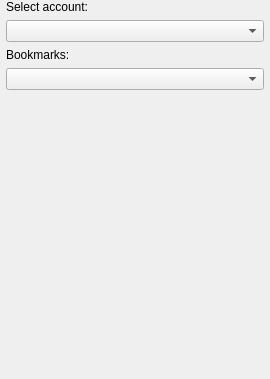
The window that src/corelayers/joingroupchatdlg/joingroupchat.ui (euroelessar/qutim) describes before a commit, drawn with Qt 5.
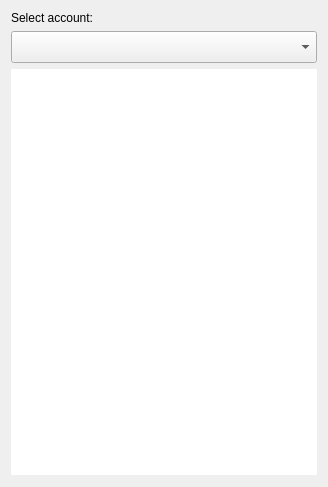
The same window after the commit. Custom widgets are drawn as their Qt base class.

Commit message: Vista style joingroupchat dialog (=

Patch:
```diff
--- a/src/corelayers/joingroupchatdlg/joingroupchat.ui
+++ b/src/corelayers/joingroupchatdlg/joingroupchat.ui
@@ -6,71 +6,65 @@
    <rect>
     <x>0</x>
     <y>0</y>
-    <width>270</width>
-    <height>379</height>
+    <width>328</width>
+    <height>487</height>
    </rect>
   </property>
   <property name="windowTitle">
    <string>Join groupchat</string>
   </property>
   <layout class="QVBoxLayout" name="verticalLayout">
-   <property name="spacing">
-    <number>0</number>
-   </property>
-   <property name="leftMargin">
-    <number>0</number>
-   </property>
-   <property name="topMargin">
-    <number>0</number>
-   </property>
-   <property name="rightMargin">
-    <number>0</number>
-   </property>
    <property name="bottomMargin">
     <number>6</number>
    </property>
-   <item>
-    <widget class="qutim_sdk_0_3::ActionToolBar" name="toolBar" native="true"/>
-   </item>
-   <item>
-    <layout class="QVBoxLayout" name="verticalLayout_2">
-     <property name="spacing">
-      <number>6</number>
-     </property>
-     <property name="leftMargin">
-      <number>6</number>
-     </property>
-     <property name="rightMargin">
-      <number>6</number>
-     </property>
-     <property name="bottomMargin">
-      <number>0</number>
-     </property>
-     <item>
-      <widget class="QLabel" name="label">
-       <property name="text">
-        <string>Select account:</string>
-       </property>
-      </widget>
-     </item>
-     <item>
-      <widget class="QComboBox" name="accountBox"/>
-     </item>
-     <item>
-      <widget class="QLabel" name="label_2">
-       <property name="text">
-        <string>Bookmarks:</string>
-       </property>
-      </widget>
-     </item>
-     <item>
-      <widget class="QComboBox" name="bookmarksBox"/>
-     </item>
      <item>
       <widget class="QStackedWidget" name="stackedWidget">
        <property name="currentIndex">
-        <number>1</number>
-       </property>
+      <number>0</number>
+     </property>
+     <widget class="QWidget" name="viewPage">
+      <layout class="QVBoxLayout" name="verticalLayout_3">
+       <property name="margin">
+        <number>0</number>
+       </property>
+       <item>
+        <widget class="QLabel" name="label">
+         <property name="text">
+          <string>Select account:</string>
+         </property>
+        </widget>
+       </item>
+       <item>
+        <widget class="QComboBox" name="accountBox">
+         <property name="sizePolicy">
+          <sizepolicy hsizetype="Preferred" vsizetype="Preferred">
+           <horstretch>0</horstretch>
+           <verstretch>0</verstretch>
+          </sizepolicy>
+         </property>
+         <property name="minimumSize">
+          <size>
+           <width>0</width>
+           <height>32</height>
+          </size>
+         </property>
+        </widget>
+       </item>
+       <item>
+        <widget class="QListWidget" name="listWidget">
+         <property name="frameShape">
+          <enum>QFrame::NoFrame</enum>
+         </property>
+         <property name="editTriggers">
+          <set>QAbstractItemView::NoEditTriggers</set>
+         </property>
+         <property name="selectionMode">
+          <enum>QAbstractItemView::NoSelection</enum>
+         </property>
+        </widget>
+       </item>
+      </layout>
+     </widget>
        <widget class="QWidget" name="joinPage">
         <layout class="QVBoxLayout" name="joinPageLayout">
          <property name="spacing">
@@ -117,17 +111,27 @@
           <number>0</number>
          </property>
          <item>
-          <spacer name="verticalSpacer_2">
-           <property name="orientation">
-            <enum>Qt::Vertical</enum>
-           </property>
-           <property name="sizeHint" stdset="0">
+        <widget class="QLabel" name="label_2">
+         <property name="text">
+          <string>Select bookmark:</string>
+         </property>
+        </widget>
+       </item>
+       <item>
+        <widget class="QComboBox" name="bookmarksBox">
+         <property name="sizePolicy">
+          <sizepolicy hsizetype="Preferred" vsizetype="Fixed">
+           <horstretch>0</horstretch>
+           <verstretch>0</verstretch>
+          </sizepolicy>
+         </property>
+         <property name="minimumSize">
             <size>
-             <width>20</width>
-             <height>40</height>
-            </size>
-           </property>
-          </spacer>
+           <width>0</width>
+           <height>32</height>
+          </size>
+         </property>
+        </widget>
          </item>
         </layout>
        </widget>
@@ -137,16 +141,8 @@
       <widget class="ActionBox" name="actionBox" native="true"/>
      </item>
     </layout>
-   </item>
-  </layout>
  </widget>
  <customwidgets>
-  <customwidget>
-   <class>qutim_sdk_0_3::ActionToolBar</class>
-   <extends>QWidget</extends>
-   <header location="global">libqutim/actiontoolbar.h</header>
-   <container>1</container>
-  </customwidget>
   <customwidget>
    <class>ActionBox</class>
    <extends>QWidget</extends>
```
Left out of the diff: 10 changed lines with no effect on the pictures. Lines whose indentation alone changed are shown as unchanged. The commit also changes 5 other files.
